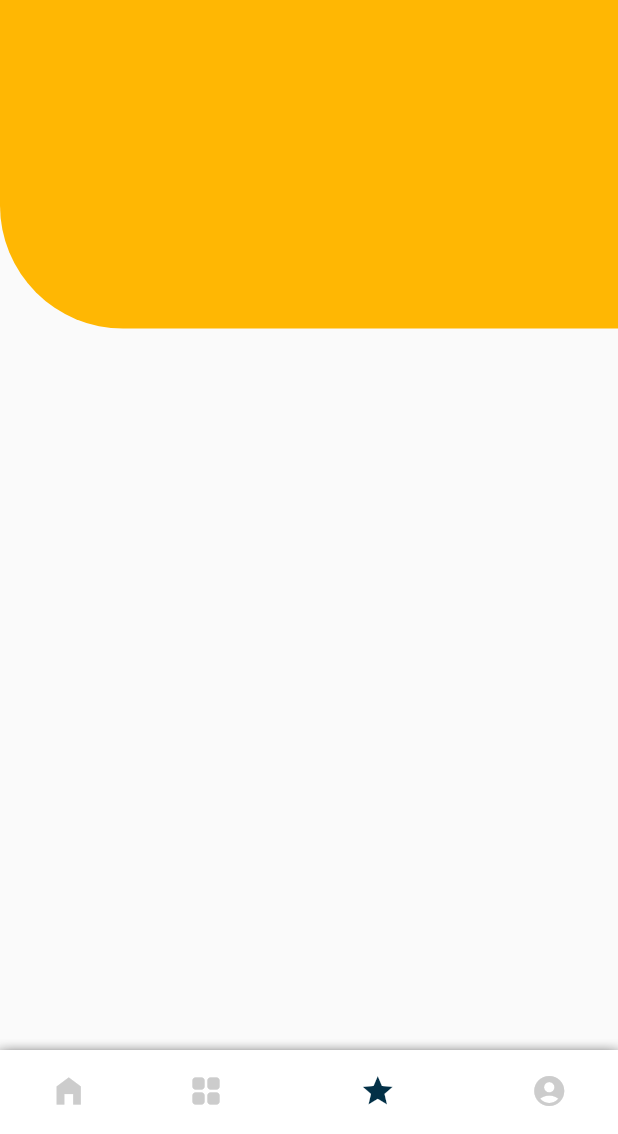
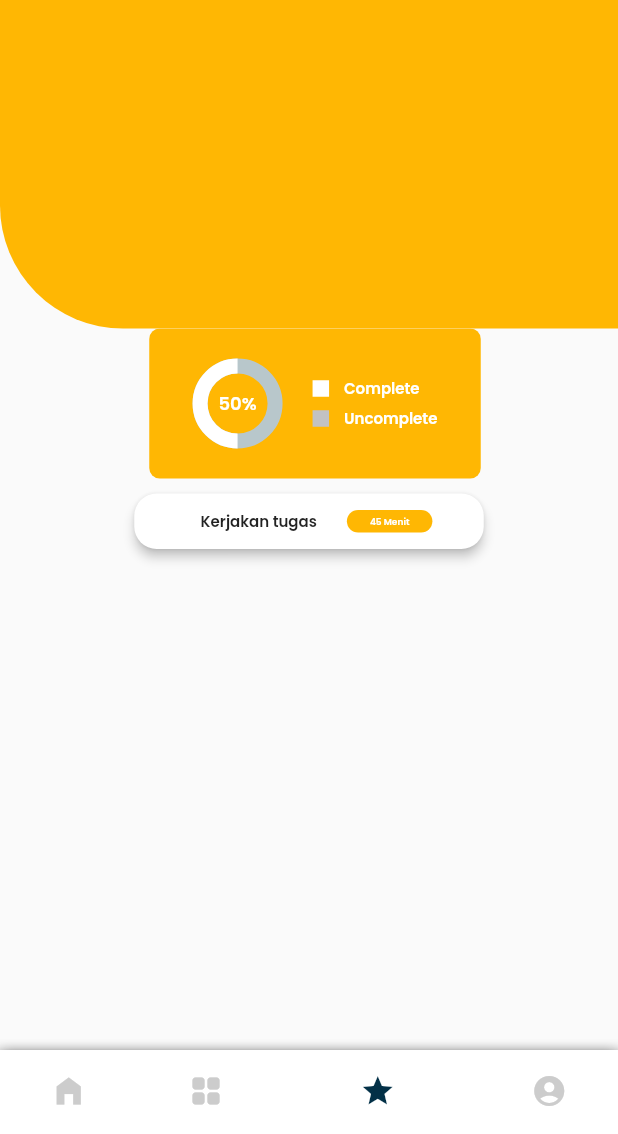
Before and after one commit to wahyusinggihw/lidm-studymate, a Flutter app: the screen it shows after launch, item 3 of the bottom bar chosen, on a phone screen of 412 x 824 dp, the part 102-1236 px from its top. Run offline on Flutter 3.47's test engine with Material 2 defaults, Android fonts, the light colour scheme and no system bars; drawn by our look-alikes of percent_indicator; our stand-ins replace firebase_core, google_fonts; accounts and stored records are empty.

Commit message:
fix achievement

```diff
--- a/lib/main/achievement.dart
+++ b/lib/main/achievement.dart
@@ -1,5 +1,8 @@
 import 'package:flutter/material.dart';
 import 'package:study_mate/main/appbar.dart';
+import 'package:google_fonts/google_fonts.dart';
+import 'bottomBar.dart';
+import 'package:percent_indicator/percent_indicator.dart';
 
 class Achievement extends StatefulWidget {
   const Achievement({Key? key}) : super(key: key);
@@ -12,9 +15,137 @@ class _AchievementState extends State<Achievement> {
   @override
   Widget build(BuildContext context) {
     return MaterialApp(
-        home: Scaffold(
-      appBar: PreferredSize(
-          child: CustomAppBarChart2(), preferredSize: Size.fromHeight(287)),
-    ));
+      home: Scaffold(
+        appBar: PreferredSize(
+            child: CustomAppBarChart2(), preferredSize: Size.fromHeight(287)),
+        body: Column(
+          children: [
+            Padding(
+              padding: EdgeInsets.only(bottom: 10, left: 8),
+              child: Container(
+                decoration: BoxDecoration(
+                  color: colorOrange,
+                  borderRadius: BorderRadius.all(Radius.circular(7)),
+                ),
+                padding: EdgeInsets.all(10),
+                height: 100,
+                width: 221,
+                child: Row(
+                  mainAxisAlignment: MainAxisAlignment.center,
+                  crossAxisAlignment: CrossAxisAlignment.center,
+                  children: [
+                    CircularPercentIndicator(
+                      radius: 60.0,
+                      lineWidth: 10,
+                      percent: 0.5,
+                      center: Text(
+                        "50%",
+                        style: GoogleFonts.poppins(
+                            fontSize: 12,
+                            fontWeight: FontWeight.w600,
+                            color: Colors.white),
+                      ),
+                      // progressColor: Color(0xffC2C2C2),
+                      progressColor: Colors.white,
+                      animation: true,
+                      reverse: true,
+                    ),
+                    SizedBox(width: 20),
+                    Column(
+                      mainAxisAlignment: MainAxisAlignment.center,
+                      crossAxisAlignment: CrossAxisAlignment.start,
+                      children: [
+                        Row(
+                          children: [
+                            Container(
+                              color: Colors.white,
+                              width: 11,
+                              height: 11,
+                            ),
+                            SizedBox(width: 10),
+                            Text(
+                              "Complete",
+                              style: GoogleFonts.poppins(
+                                  fontSize: 10,
+                                  fontWeight: FontWeight.w600,
+                                  color: Colors.white),
+                            ),
+                          ],
+                        ),
+                        SizedBox(height: 5),
+                        Row(
+                          children: [
+                            Container(
+                              color: Color(0xffC2C2C2),
+                              width: 11,
+                              height: 11,
+                            ),
+                            SizedBox(width: 10),
+                            Text(
+                              "Uncomplete",
+                              style: GoogleFonts.poppins(
+                                  fontSize: 10,
+                                  fontWeight: FontWeight.w600,
+                                  color: Colors.white),
+                            ),
+                          ],
+                        )
+                      ],
+                    ),
+                  ],
+                ),
+              ),
+            ),
+            Center(
+              child: Material(
+                borderRadius: BorderRadius.all(Radius.circular(15)),
+                color: Colors.white,
+                elevation: 3,
+                child: Container(
+                  width: 233,
+                  height: 37,
+                  child: Row(
+                    mainAxisAlignment: MainAxisAlignment.center,
+                    // crossAxisAlignment: CrossAxisAlignment.start,
+                    children: [
+                      Container(
+                        // alignment: Alignment.centerLeft,
+                        padding: EdgeInsets.only(left: 10),
+                        child: Text(
+                          "Kerjakan tugas",
+                          style: GoogleFonts.poppins(
+                              fontSize: 10, fontWeight: FontWeight.w600),
+                          overflow: TextOverflow.ellipsis,
+                        ),
+                      ),
+                      Padding(
+                        padding: const EdgeInsets.only(left: 20),
+                        child: Container(
+                          // alignment: Alignment.topRight,
+                          width: 57,
+                          height: 15,
+                          decoration: BoxDecoration(
+                              color: colorOrange,
+                              borderRadius: BorderRadius.circular(10)),
+                          child: Center(
+                            child: Text(
+                              "45 Menit",
+                              style: GoogleFonts.poppins(
+                                  fontSize: 6,
+                                  fontWeight: FontWeight.w600,
+                                  color: Colors.white),
+                            ),
+                          ),
+                        ),
+                      ),
+                    ],
+                  ),
+                ),
+              ),
+            ),
+          ],
+        ),
+      ),
+    );
   }
 }
--- a/lib/main/quad.dart
+++ b/lib/main/quad.dart
@@ -192,7 +192,7 @@ class QuadState extends State<Quad> {
                               children: [
                                 Align(
                                   alignment: AlignmentDirectional.topCenter,
-                                  child: Text("Do it Now!",
+                                  child: Text("Reduce it!",
                                       style: GoogleFonts.poppins(
                                           fontSize: 16,
                                           fontWeight: FontWeight.w600,
--- a/pubspec.yaml
+++ b/pubspec.yaml
@@ -38,6 +38,7 @@ dev_dependencies:
   flutter_test:
     sdk: flutter
   google_fonts: ^3.0.1
+  percent_indicator: ^3.0.1
   wave: ^0.2.2
 
 # For information on the generic Dart part of this file, see the
```
Also changed, not shown: pubspec.lock.
